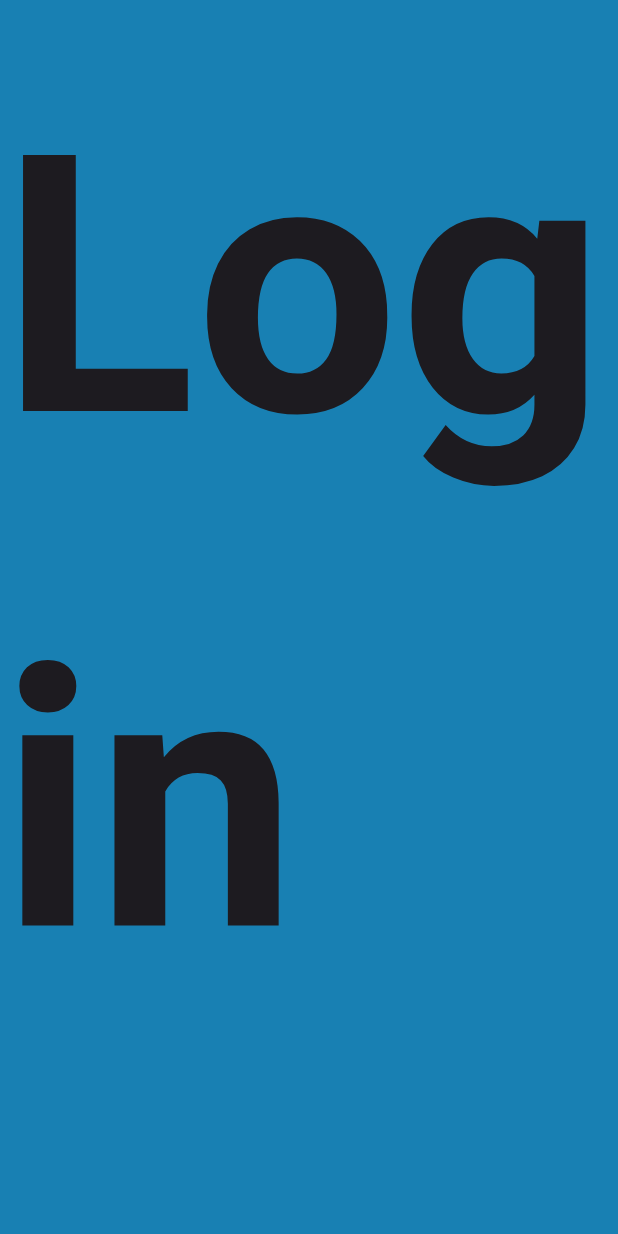
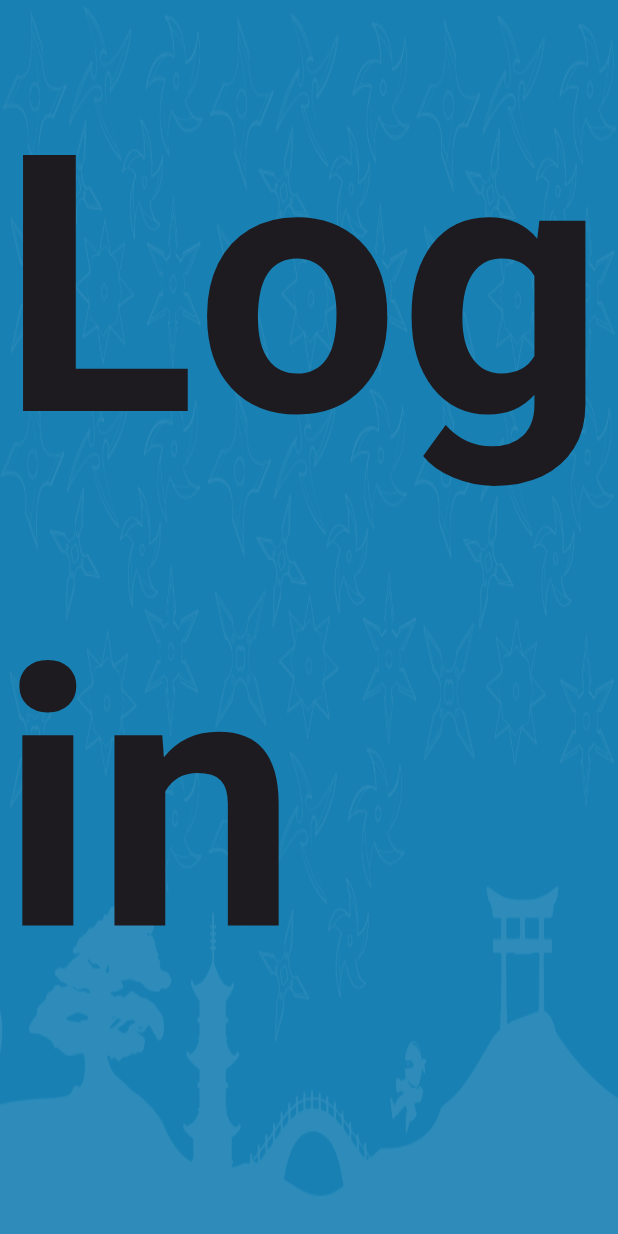
Before and after one commit to PaulSirois/CodeNinjas_sk_webapp, a Flutter app: the screen it shows after launch, on a phone screen of 412 x 824 dp. Run offline on Flutter 3.47's test engine with Material 3 defaults, Android fonts, the light colour scheme and no system bars.

Commit message:
added a background image to the login page

```diff
--- a/frontend/cn_webapp_frontend/lib/main.dart
+++ b/frontend/cn_webapp_frontend/lib/main.dart
@@ -9,12 +9,19 @@ class LogInPage extends StatelessWidget {
 
   @override
   Widget build(BuildContext context) {
-    return const MaterialApp(
+    return MaterialApp(
       debugShowCheckedModeBanner: false,
       home: Scaffold(
-        backgroundColor: Color.fromRGBO(24, 128, 179, 1),
+        backgroundColor: const Color.fromRGBO(24, 128, 179, 1),
         body: SafeArea(
-          child: Column(
+          child: Container(
+            decoration: const BoxDecoration(
+              image: DecorationImage(
+                image: AssetImage('images/bg.png'),
+                fit: BoxFit.fill,
+              ),
+            ),
+            child: const Column(
               mainAxisAlignment: MainAxisAlignment.start,
               children: [
                 Align(
@@ -32,6 +39,7 @@ class LogInPage extends StatelessWidget {
             ),
           ),
         ),
+      ),
     );
   }
 }
--- a/frontend/cn_webapp_frontend/pubspec.yaml
+++ b/frontend/cn_webapp_frontend/pubspec.yaml
@@ -59,9 +59,8 @@ flutter:
   uses-material-design: true
 
   # To add assets to your application, add an assets section, like this:
-  # assets:
-  #   - images/a_dot_burr.jpeg
-  #   - images/a_dot_ham.jpeg
+  assets:
+  -  images/bg.png
 
   # An image asset can refer to one or more resolution-specific "variants", see
   # https://flutter.dev/assets-and-images/#resolution-aware
```
Also changed, not shown: frontend/cn_webapp_frontend/images/bg.png (added). Lines whose indentation alone changed are shown as unchanged.
